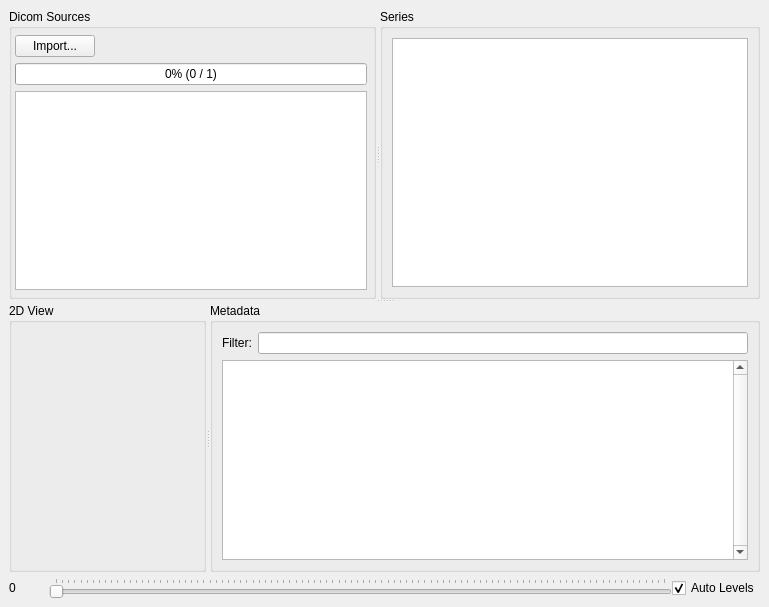
ericspod/DicomBrowser, file res/DicomBrowserWin.ui: the form before one commit.
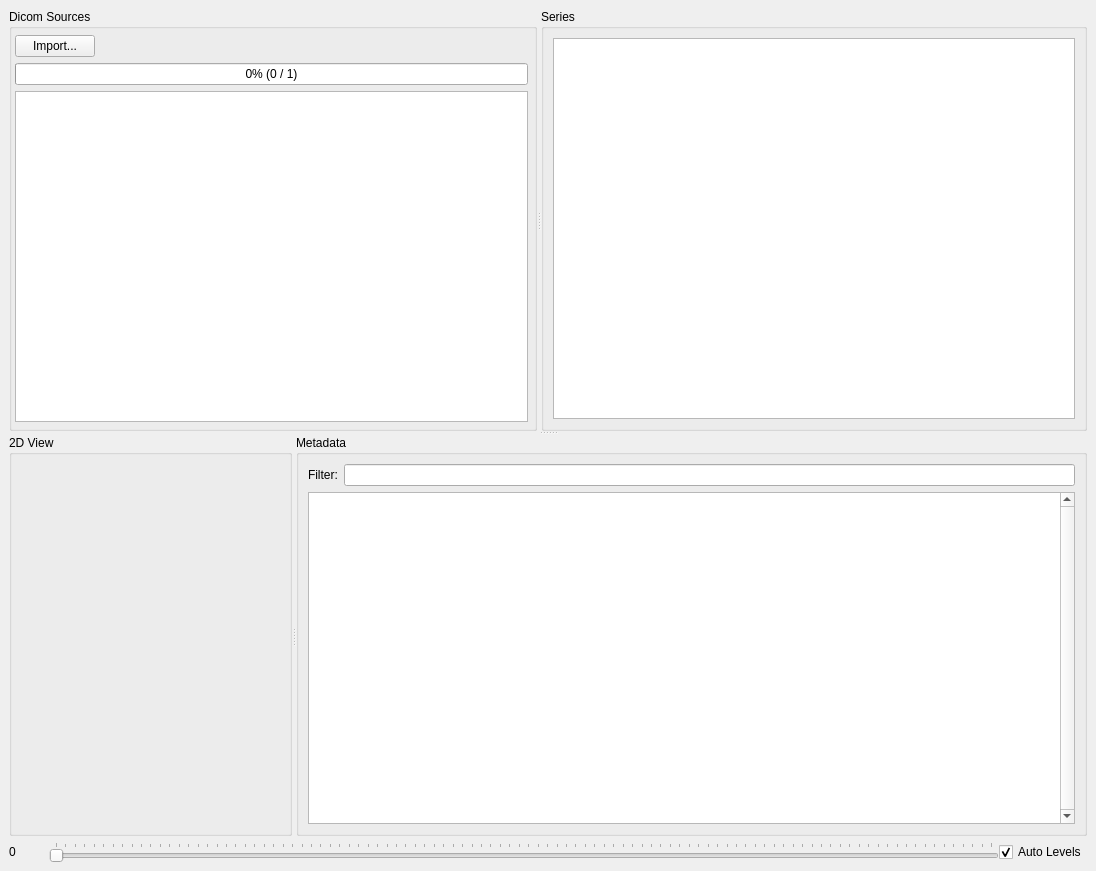
The form after the commit. Icons and pictures are not drawn.

Diff of the .ui file:
```diff
--- a/res/DicomBrowserWin.ui
+++ b/res/DicomBrowserWin.ui
@@ -6,8 +6,8 @@
    <rect>
     <x>0</x>
     <y>0</y>
-    <width>769</width>
-    <height>607</height>
+    <width>1096</width>
+    <height>871</height>
    </rect>
   </property>
   <property name="windowTitle">
@@ -24,6 +24,12 @@
    <layout class="QGridLayout" name="gridLayout_3">
     <item row="0" column="0">
      <widget class="QSplitter" name="seriesSplit">
+      <property name="minimumSize">
+       <size>
+        <width>0</width>
+        <height>0</height>
+       </size>
+      </property>
       <property name="orientation">
        <enum>Qt::Vertical</enum>
       </property>
@@ -35,6 +41,9 @@
         <property name="title">
          <string>Dicom Sources</string>
         </property>
+        <property name="checkable">
+         <bool>false</bool>
+        </property>
         <layout class="QGridLayout" name="gridLayout">
          <property name="leftMargin">
           <number>3</number>
@@ -48,25 +57,6 @@
          <property name="bottomMargin">
           <number>6</number>
          </property>
-         <item row="2" column="0">
-          <widget class="QListView" name="sourceListView">
-           <property name="sizePolicy">
-            <sizepolicy hsizetype="Expanding" vsizetype="Expanding">
-             <horstretch>0</horstretch>
-             <verstretch>0</verstretch>
-            </sizepolicy>
-           </property>
-           <property name="minimumSize">
-            <size>
-             <width>100</width>
-             <height>0</height>
-            </size>
-           </property>
-           <property name="editTriggers">
-            <set>QAbstractItemView::NoEditTriggers</set>
-           </property>
-          </widget>
-         </item>
          <item row="0" column="0">
           <layout class="QHBoxLayout" name="horizontalLayout_2">
            <item>
@@ -98,6 +88,25 @@
            </item>
           </layout>
          </item>
+         <item row="2" column="0">
+          <widget class="QListView" name="sourceListView">
+           <property name="sizePolicy">
+            <sizepolicy hsizetype="Expanding" vsizetype="Expanding">
+             <horstretch>0</horstretch>
+             <verstretch>0</verstretch>
+            </sizepolicy>
+           </property>
+           <property name="minimumSize">
+            <size>
+             <width>0</width>
+             <height>0</height>
+            </size>
+           </property>
+           <property name="editTriggers">
+            <set>QAbstractItemView::NoEditTriggers</set>
+           </property>
+          </widget>
+         </item>
          <item row="1" column="0">
           <widget class="QProgressBar" name="statusProgressBar">
            <property name="maximumSize">
@@ -137,7 +146,7 @@
            </property>
            <property name="minimumSize">
             <size>
-             <width>50</width>
+             <width>0</width>
              <height>0</height>
             </size>
            </property>
```
